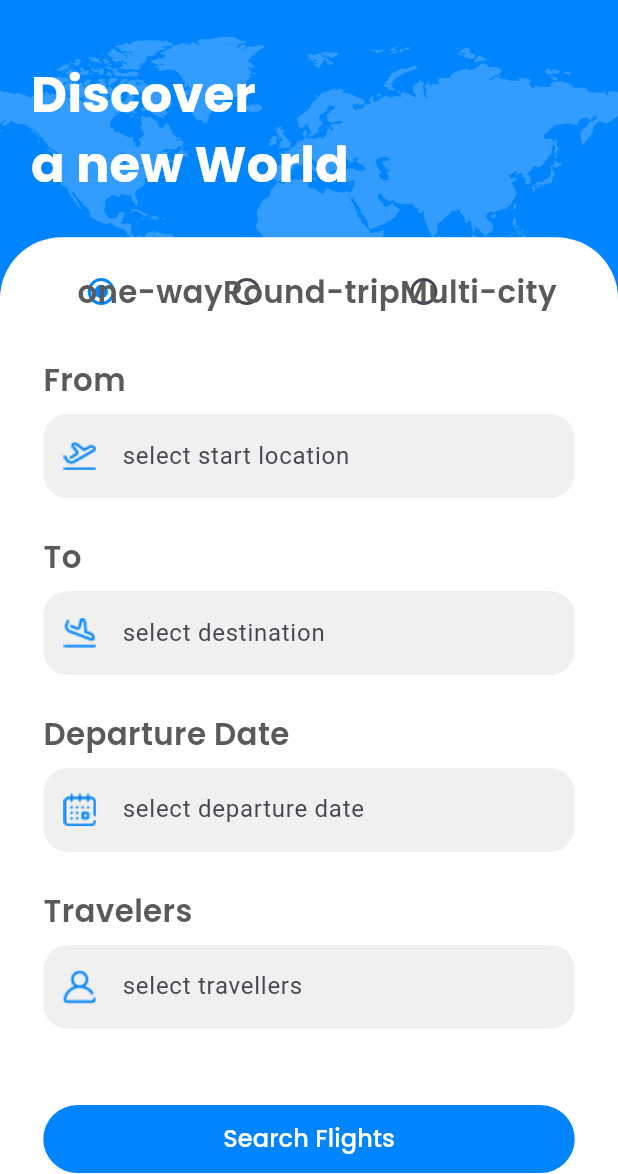
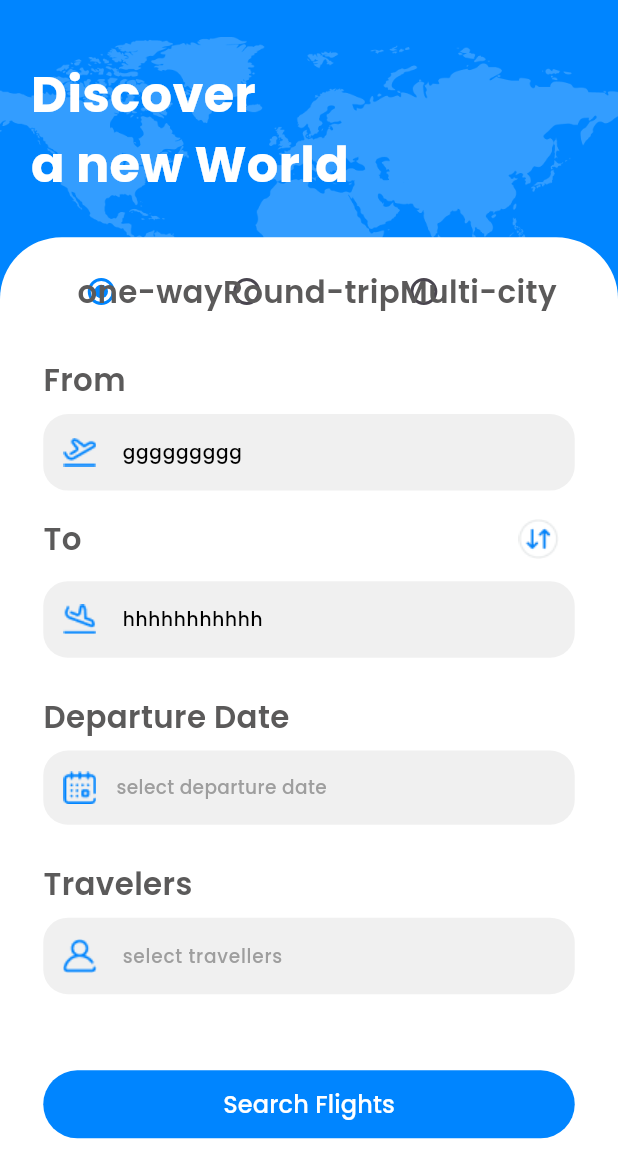
Before and after one commit to MetoIsTheKing/Graduation-Project-2025, a Flutter app: the screen it shows after launch, after a tap on "Search Flights", on a phone screen of 412 x 824 dp, the part 62-1236 px from its top. Run offline on Flutter 3.47's test engine with Material 3 defaults, Android fonts, the phone set to English and light mode, and no system bars; our stand-ins replace bloc, connectivity_plus, country_picker, device_preview, dio, flutter_bloc and 3 more; missing offline and left inert: dot_curved_bottom_nav.

Commit message:
working on multicity screen

```diff
--- /dev/null
+++ b/lib/features/home/explore/flights/presentation/flight_card_model.dart
@@ -0,0 +1,8 @@
+import 'package:flutter/material.dart';
+
+class FlightCardModel {
+  final TextEditingController fromController = TextEditingController();
+  final TextEditingController toController = TextEditingController();
+  final TextEditingController travellersController = TextEditingController();
+  DateTime? departureDate;
+}
--- a/lib/features/home/explore/flights/presentation/flights_utils.dart
+++ b/lib/features/home/explore/flights/presentation/flights_utils.dart
@@ -14,9 +14,15 @@ class FlightsUtils {
       TextStyles.semiBold18(deviceInfo, AppColors.appBlack);
   static final fieldLabelStyle =
       TextStyles.semiBold18(deviceInfo, AppColors.appBlack);
+  static final TextStyle hintTextStyle = TextStyles.mediumDark16
+      .copyWith(fontSize: deviceInfo.screenWidth * 0.03, color: Colors.grey);
+  static final TextStyle fieldInputStyle = TextStyles.mediumDark16
+      .copyWith(fontSize: deviceInfo.screenWidth * 0.03, color: Colors.black);
 
   //Dimensions
   static final backGroundBorderRadius = deviceInfo.screenHeight * 0.05;
   static final radioTilesRowWidth = deviceInfo.screenWidth * 0.75;
   static final double fieldBorderRaduis = deviceInfo.screenHeight * 0.02;
+
+  //Functions
 }
--- a/lib/features/home/explore/flights/presentation/pages/flights_screen.dart
+++ b/lib/features/home/explore/flights/presentation/pages/flights_screen.dart
@@ -1,9 +1,12 @@
+import 'dart:developer' as dev;
+
 import 'package:flutter/material.dart';
 import 'package:graduation_project_2025/core/responsive/ui_component/info_widget.dart';
-import 'package:graduation_project_2025/core/shared_components/custom_rounded_button.dart';
 import 'package:graduation_project_2025/core/utils/app_colors.dart';
+import 'package:graduation_project_2025/features/home/explore/flights/presentation/flight_card_model.dart';
+
 import 'package:graduation_project_2025/features/home/explore/flights/presentation/flights_utils.dart';
-import 'package:graduation_project_2025/features/home/explore/flights/presentation/widgets/flights_field.dart';
+import 'package:graduation_project_2025/features/home/explore/flights/presentation/widgets/flights_type_content.dart';
 import 'package:graduation_project_2025/features/home/explore/flights/presentation/widgets/radio_tiles_row.dart';
 
 class FlightsScreen extends StatefulWidget {
@@ -15,12 +18,58 @@ class FlightsScreen extends StatefulWidget {
 
 class _FlightsScreenState extends State<FlightsScreen> {
   String? selectedFlightType = 'option1';
-  TextEditingController? fromController;
-  TextEditingController? toController;
+  final PageController _pageController = PageController(initialPage: 0);
+
+  final TextEditingController fromController = TextEditingController();
+  final TextEditingController toController = TextEditingController();
+  final TextEditingController travellersController = TextEditingController();
+  DateTime? departureDate;
+  DateTime? returnDate;
+  List<FlightCardModel>? multiCityList;
 
   void onSelectedFlightType(String? value) {
     setState(() {
       selectedFlightType = value;
+      int pageIndex;
+      if (value == 'option1') {
+        pageIndex = 0;
+      } else if (value == 'option2') {
+        pageIndex = 1;
+      } else {
+        pageIndex = 2;
+      }
+      _pageController.animateToPage(
+        pageIndex,
+        duration: Duration(milliseconds: 300),
+        curve: Curves.easeInOut,
+      );
+    });
+  }
+
+  void onChangeButtonPressed() {
+    String temp = fromController.text;
+    setState(() {
+      fromController.text = toController.text;
+      toController.text = temp;
+    });
+  }
+
+  void onDepartureDateSelected(DateTime? selectedDate) {
+    setState(() {
+      departureDate = selectedDate;
+    });
+  }
+
+  void onReturnDateSelected(DateTime? selectedDate) {
+    setState(() {
+      returnDate = selectedDate;
+    });
+  }
+
+  void onSearchFlightsPressed() {
+    setState(() {
+      fromController.text = "ggggggggg";
+      toController.text = "hhhhhhhhhhh";
     });
   }
 
@@ -92,82 +141,63 @@ class _FlightsScreenState extends State<FlightsScreen> {
                             Padding(
                                 padding: EdgeInsets.symmetric(
                                     horizontal: deviceInfo.screenWidth * 0.05),
-                              child: Column(
-                                mainAxisAlignment: MainAxisAlignment.start,
-                                crossAxisAlignment: CrossAxisAlignment.start,
+                                child: SizedBox(
+                                  height: deviceInfo.screenHeight,
+                                  child: PageView(
+                                    controller: _pageController,
+                                    physics:
+                                        NeverScrollableScrollPhysics(), // Disable swipe
                                     children: [
-                                  Text(
-                                    'From',
-                                    style: FlightsUtils.fieldLabelStyle,
+                                      FlightsTypeContent(
+                                        fromController: fromController,
+                                        toController: toController,
+                                        travellersController:
+                                            travellersController,
+                                        selectedDate: departureDate,
+                                        onDepartureDateSelected:
+                                            onDepartureDateSelected,
+                                        onReturnDateSelected:
+                                            onReturnDateSelected,
+                                        onChangeButtonPressed:
+                                            onChangeButtonPressed,
+                                        onSearchFlightsPressed:
+                                            onSearchFlightsPressed,
+                                        onFromFieldTaped: () {},
+                                        onTravellersFieldTapped: () {},
+                                        onToFieldTapped: () {},
                                       ),
-                                  SizedBox(
-                                    height: deviceInfo.screenHeight * 0.01,
+                                      FlightsTypeContent(
+                                        fromController: fromController,
+                                        toController: toController,
+                                        travellersController:
+                                            travellersController,
+                                        selectedDate: departureDate,
+                                        isTwoWay: true,
+                                        returnDate: returnDate,
+                                        onDepartureDateSelected:
+                                            onDepartureDateSelected,
+                                        onReturnDateSelected:
+                                            onReturnDateSelected,
+                                        onChangeButtonPressed:
+                                            onChangeButtonPressed,
+                                        onSearchFlightsPressed:
+                                            onSearchFlightsPressed,
+                                        onFromFieldTaped: () {
+                                          dev.log('from');
+                                        },
+                                        onTravellersFieldTapped: () {
+                                          dev.log('travellers');
+                                        },
+                                        onToFieldTapped: () {
+                                          dev.log('to');
+                                        },
                                       ),
-                                  FlightsField(
-                                    controller: fromController,
-                                    prefixIcon: 'assets/images/flight_from.png',
-                                    label: 'select start location',
-                                  ),
-                                  SizedBox(
-                                    height: deviceInfo.screenHeight * 0.03,
-                                  ),
-                                  Text(
-                                    'To',
-                                    style: FlightsUtils.fieldLabelStyle,
-                                  ),
-                                  SizedBox(
-                                    height: deviceInfo.screenHeight * 0.01,
-                                  ),
-                                  FlightsField(
-                                    controller: fromController,
-                                    prefixIcon: 'assets/images/flight_to.png',
-                                    label: 'select destination',
-                                  ),
-                                  SizedBox(
-                                    height: deviceInfo.screenHeight * 0.03,
-                                  ),
-                                  Text(
-                                    'Departure Date',
-                                    style: FlightsUtils.fieldLabelStyle,
-                                  ),
-                                  SizedBox(
-                                    height: deviceInfo.screenHeight * 0.01,
-                                  ),
-                                  FlightsField(
-                                      controller: fromController,
-                                      prefixIcon:
-                                          'assets/images/flights_calender.png',
-                                      label: 'select departure date'),
-                                  SizedBox(
-                                    height: deviceInfo.screenHeight * 0.03,
-                                  ),
-                                  Text(
-                                    'Travelers',
-                                    style: FlightsUtils.fieldLabelStyle,
-                                  ),
-                                  SizedBox(
-                                    height: deviceInfo.screenHeight * 0.01,
-                                  ),
-                                  FlightsField(
-                                      controller: fromController,
-                                      prefixIcon:
-                                          'assets/images/flights_traveller.png',
-                                      label: 'select travellers'),
-                                  SizedBox(
-                                    height: deviceInfo.screenHeight * 0.05,
-                                  ),
-                                  CustomRoundedButton(
-                                    deviceInfo: deviceInfo,
-                                    label: 'Search Flights',
-                                    backgroundColor: AppColors.appBlue,
-                                    onPressed: () {},
-                                    textColor: Colors.white,
-                                  )
+                                      Text("Hello", style: TextStyle()),
                                     ],
                                   ),
-                            ),
+                                )),
                             SizedBox(
-                              height: deviceInfo.screenHeight * 0.2,
+                              height: deviceInfo.screenHeight * 0.1,
                             )
                           ],
                         ),
--- /dev/null
+++ b/lib/features/home/explore/flights/presentation/widgets/flights_date_picker.dart
@@ -0,0 +1,129 @@
+import 'package:flutter/material.dart';
+import 'package:graduation_project_2025/features/home/explore/flights/presentation/flights_utils.dart';
+import 'package:intl/intl.dart';
+import 'package:graduation_project_2025/core/utils/app_colors.dart';
+import 'package:graduation_project_2025/core/responsive/Models/device_info.dart';
+
+class FlightsDatePickerField extends StatelessWidget {
+  final DeviceInfo deviceInfo;
+  final String hint;
+  final DateTime? selectedDate;
+  final String? prefixIcon;
+  final Function(DateTime) onDateSelected;
+
+  const FlightsDatePickerField({
+    super.key,
+    required this.deviceInfo,
+    required this.hint,
+    required this.selectedDate,
+    required this.onDateSelected,
+    this.prefixIcon,
+  });
+
+  void _openDatePicker(BuildContext context) async {
+    DateTime? pickedDate;
+
+    await showModalBottomSheet(
+      context: context,
+      isScrollControlled: true,
+      shape: RoundedRectangleBorder(
+        borderRadius: BorderRadius.vertical(top: Radius.circular(20)),
+      ),
+      builder: (context) {
+        return Container(
+          padding: const EdgeInsets.all(16),
+          decoration: BoxDecoration(
+            color: Colors.white,
+            borderRadius: BorderRadius.vertical(top: Radius.circular(20)),
+          ),
+          child: Column(
+            mainAxisSize: MainAxisSize.min,
+            children: [
+              SizedBox(
+                height: deviceInfo.screenHeight * 0.5,
+                child: CalendarDatePicker(
+                  initialDate: selectedDate ?? DateTime.now(),
+                  firstDate: DateTime(1900),
+                  lastDate: DateTime(2100),
+                  onDateChanged: (date) {
+                    pickedDate = date;
+                  },
+                ),
+              ),
+              const SizedBox(height: 10),
+              // Action Buttons
+              Row(
+                mainAxisAlignment: MainAxisAlignment.spaceBetween,
+                children: [
+                  TextButton(
+                    onPressed: () => Navigator.pop(context),
+                    child: const Text("Cancel",
+                        style: TextStyle(color: Colors.red)),
+                  ),
+                  ElevatedButton(
+                    onPressed: () {
+                      if (pickedDate != null) {
+                        onDateSelected(pickedDate!);
+                      }
+                      Navigator.pop(context);
+                    },
+                    style: ElevatedButton.styleFrom(
+                      backgroundColor: AppColors.appBlue,
+                      foregroundColor: Colors.white,
+                    ),
+                    child: const Text("Confirm"),
+                  ),
+                ],
+              ),
+            ],
+          ),
+        );
+      },
+    );
+  }
+
+  @override
+  Widget build(BuildContext context) {
+    return GestureDetector(
+      onTap: () => _openDatePicker(context),
+      child: Container(
+        height: deviceInfo.screenHeight > deviceInfo.screenWidth
+            ? deviceInfo.screenHeight * 0.06
+            : deviceInfo.screenWidth * 0.079,
+        decoration: BoxDecoration(
+          color: AppColors.appLighterGrey,
+          borderRadius: BorderRadius.circular(FlightsUtils.fieldBorderRaduis),
+        ),
+        width: double.infinity,
+        child: Row(
+          children: [
+            Padding(
+              padding: EdgeInsets.symmetric(
+                horizontal: deviceInfo.screenWidth * 0.03,
+                vertical: deviceInfo.screenHeight * 0.01,
+              ), // Adjust padding as needed
+              child: prefixIcon != null
+                  ? Image.asset(
+                      prefixIcon!,
+                      width: 24, // Adjust size if needed
+                      height: 24,
+                    )
+                  : null,
+            ),
+            Expanded(
+              child: Text(
+                selectedDate != null
+                    ? DateFormat("dd/MM/yyyy").format(selectedDate!)
+                    : hint,
+                style: selectedDate != null
+                    ? FlightsUtils.fieldInputStyle
+                    : FlightsUtils.hintTextStyle,
+                overflow: TextOverflow.ellipsis,
+              ),
+            ),
+          ],
+        ),
+      ),
+    );
+  }
+}
--- a/lib/features/home/explore/flights/presentation/widgets/flights_field.dart
+++ b/lib/features/home/explore/flights/presentation/widgets/flights_field.dart
@@ -8,27 +8,28 @@ class FlightsField extends StatelessWidget {
   final TextEditingController? controller;
   final String prefixIcon;
   final String label;
+  final Function()? onTap;
   const FlightsField({
     super.key,
     required this.controller,
     required this.prefixIcon,
     required this.label,
+    this.onTap,
   });
 
   @override
   Widget build(BuildContext context) {
     final deviceInfo = getIt<DeviceInfo>();
     return GestureDetector(
-      onTap: () {
-        print("TextField tapped!");
-        // You can add custom actions here
-      },
+      onTap: onTap,
       child: AbsorbPointer(
         // Prevents keyboard from showing up
         child: TextFormField(
+            style: FlightsUtils.fieldInputStyle,
             controller: controller,
             readOnly: true, // Ensures user can't type
             decoration: InputDecoration(
+              hintStyle: FlightsUtils.hintTextStyle,
               filled: true,
               fillColor: AppColors.appLighterGrey,
               hintText: label,
--- /dev/null
+++ b/lib/features/home/explore/flights/presentation/widgets/flights_type_content.dart
@@ -0,0 +1,159 @@
+import 'package:flutter/material.dart';
+import 'package:graduation_project_2025/config/dependency_injection/di.dart';
+import 'package:graduation_project_2025/core/responsive/Models/device_info.dart';
+import 'package:graduation_project_2025/core/shared_components/custom_rounded_button.dart';
+import 'package:graduation_project_2025/core/utils/app_colors.dart';
+import 'package:graduation_project_2025/features/home/explore/flights/presentation/flights_utils.dart';
+import 'package:graduation_project_2025/features/home/explore/flights/presentation/widgets/flights_date_picker.dart';
+import 'package:graduation_project_2025/features/home/explore/flights/presentation/widgets/flights_field.dart';
+
+class FlightsTypeContent extends StatelessWidget {
+  const FlightsTypeContent({
+    super.key,
+    required this.fromController,
+    required this.toController,
+    required this.travellersController,
+    required this.selectedDate,
+    required this.onDepartureDateSelected,
+    this.isTwoWay = false,
+    this.returnDate,
+    required this.onReturnDateSelected,
+    this.onChangeButtonPressed,
+    required this.onSearchFlightsPressed,
+    required this.onTravellersFieldTapped,
+    required this.onToFieldTapped,
+    required this.onFromFieldTaped,
+  });
+  final TextEditingController fromController;
+  final TextEditingController toController;
+  final TextEditingController travellersController;
+  final DateTime? selectedDate;
+  final DateTime? returnDate;
+  final Function(DateTime) onDepartureDateSelected;
+  final Function(DateTime) onReturnDateSelected;
+  final bool? isTwoWay;
+  final Function()? onChangeButtonPressed;
+  final void Function() onSearchFlightsPressed;
+  final void Function() onTravellersFieldTapped;
+  final void Function() onToFieldTapped;
+  final void Function() onFromFieldTaped;
+
+  @override
+  Widget build(BuildContext context) {
+    final deviceInfo = getIt<DeviceInfo>();
+    return Column(
+      mainAxisAlignment: MainAxisAlignment.start,
+      crossAxisAlignment: CrossAxisAlignment.start,
+      children: [
+        Text(
+          'From',
+          style: FlightsUtils.fieldLabelStyle,
+        ),
+        SizedBox(
+          height: deviceInfo.screenHeight * 0.01,
+        ),
+        FlightsField(
+          controller: fromController,
+          prefixIcon: 'assets/images/flight_from.png',
+          label: 'select start location',
+          onTap: onFromFieldTaped,
+        ),
+        SizedBox(
+          height: deviceInfo.screenHeight * 0.01,
+        ),
+        Row(
+          mainAxisAlignment: MainAxisAlignment.spaceBetween,
+          children: [
+            Text(
+              'To',
+              style: FlightsUtils.fieldLabelStyle,
+            ),
+            IconButton(
+              onPressed: onChangeButtonPressed,
+              icon: Image.asset(
+                'assets/images/flights_change.png',
+              ),
+            ),
+          ],
+        ),
+        SizedBox(
+          height: deviceInfo.screenHeight * 0.005,
+        ),
+        FlightsField(
+          controller: toController,
+          prefixIcon: 'assets/images/flight_to.png',
+          label: 'select destination',
+          onTap: onToFieldTapped,
+        ),
+        SizedBox(
+          height: deviceInfo.screenHeight * 0.03,
+        ),
+        Text(
+          'Departure Date',
+          style: FlightsUtils.fieldLabelStyle,
+        ),
+        SizedBox(
+          height: deviceInfo.screenHeight * 0.01,
+        ),
+        FlightsDatePickerField(
+          deviceInfo: deviceInfo,
+          hint: 'select departure date',
+          prefixIcon: 'assets/images/flights_calender.png',
+          selectedDate: selectedDate,
+          onDateSelected: onDepartureDateSelected,
+        ),
+        SizedBox(
+          height: deviceInfo.screenHeight * 0.03,
+        ),
+        isTwoWay! ? additionalReturnDate() : SizedBox(),
+        Text(
+          'Travelers',
+          style: FlightsUtils.fieldLabelStyle,
+        ),
+        SizedBox(
+          height: deviceInfo.screenHeight * 0.01,
+        ),
+        FlightsField(
+          controller: travellersController,
+          prefixIcon: 'assets/images/flights_traveller.png',
+          label: 'select travellers',
+          onTap: onTravellersFieldTapped,
+        ),
+        SizedBox(
+          height: deviceInfo.screenHeight * 0.05,
+        ),
+        CustomRoundedButton(
+          deviceInfo: deviceInfo,
+          label: 'Search Flights',
+          backgroundColor: AppColors.appBlue,
+          onPressed: onSearchFlightsPressed,
+          textColor: Colors.white,
+        )
+      ],
+    );
+  }
+
+  Widget additionalReturnDate() {
+    final deviceInfo = getIt<DeviceInfo>();
+
+    return Column(crossAxisAlignment: CrossAxisAlignment.start, children: [
+      Text(
+        'Return Date (optional)',
+        style: FlightsUtils.fieldLabelStyle,
+      ),
+      SizedBox(
+        height: deviceInfo.screenHeight * 0.01,
+      ),
+      FlightsDatePickerField(
+        deviceInfo: deviceInfo,
+        hint: 'select return date (optional)',
+        prefixIcon: 'assets/images/flights_calender.png',
+        selectedDate: returnDate,
+        onDateSelected: onReturnDateSelected,
+      ),
+      SizedBox(
+        height: deviceInfo.screenHeight * 0.03,
+      ),
+    ]);
+  }
+}
```
Also changed, not shown: assets/images/flights_change.png (added). Lines whose indentation alone changed are shown as unchanged.
